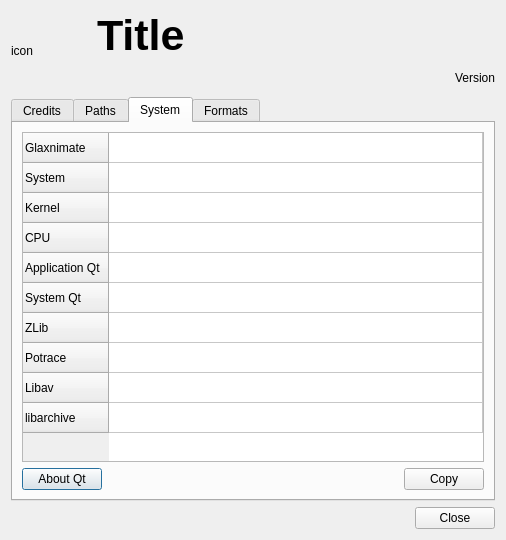
Before: the Qt Designer form src/gui/widgets/dialogs/about_dialog.ui in mbasaglia/glaxnimate, drawn with Qt 5.
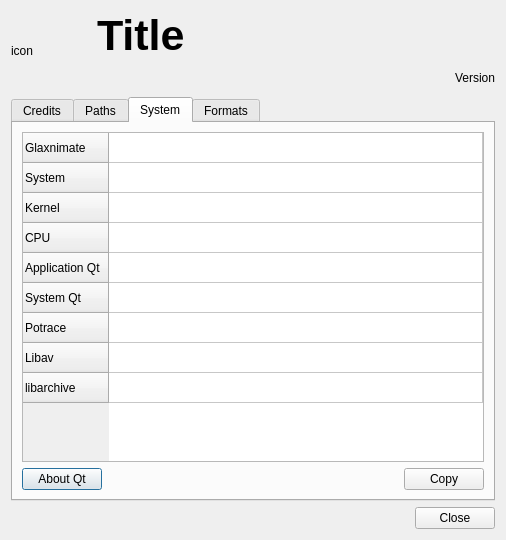
After: the same form once the commit is applied. The open tabs and pages were chosen to show the change. Icons and pictures are not drawn.

```diff
--- a/src/gui/widgets/dialogs/about_dialog.ui
+++ b/src/gui/widgets/dialogs/about_dialog.ui
@@ -360,11 +360,6 @@
            <string>System Qt</string>
           </property>
          </row>
-         <row>
-          <property name="text">
-           <string>ZLib</string>
-          </property>
-         </row>
          <row>
           <property name="text">
            <string>Potrace</string>
```
